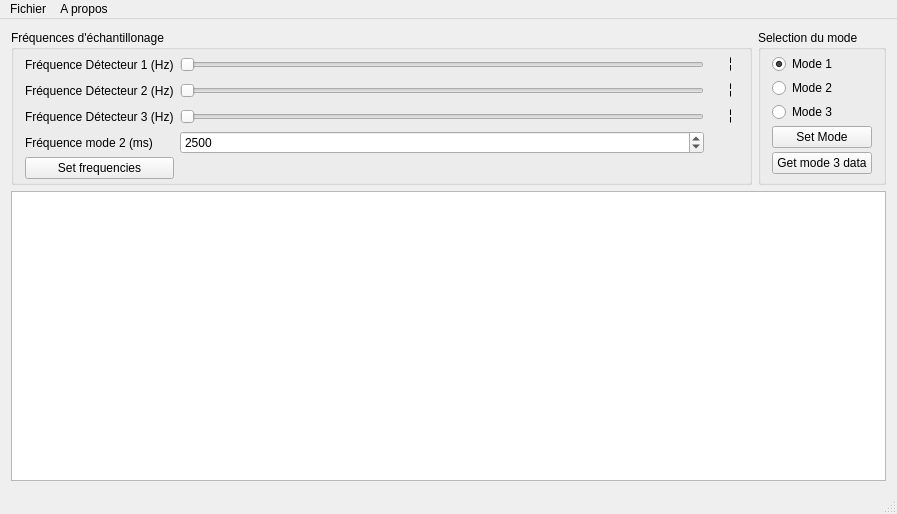
The window that MainWindow.ui (AzariasB/StarWeather-Desktop) describes before a commit, drawn with Qt 5.
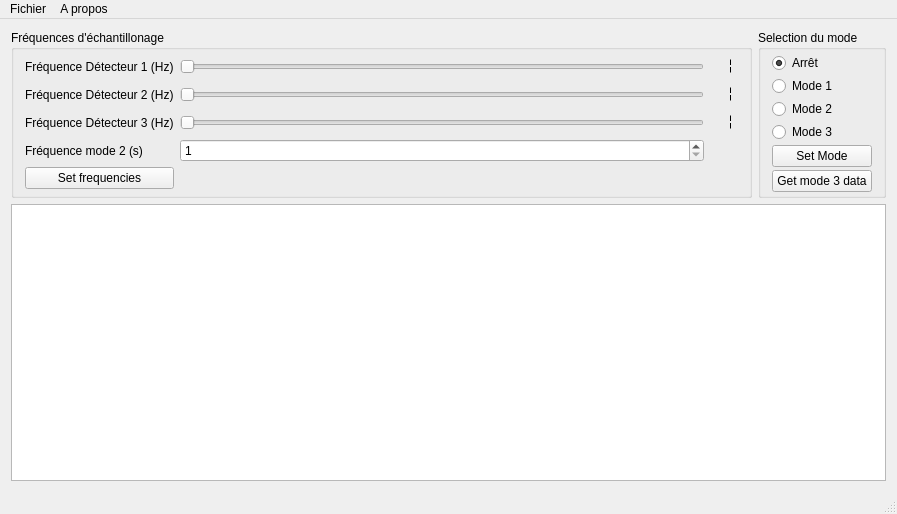
The same window after the commit. Custom widgets are drawn as their Qt base class.

The edit to the form file:
```diff
--- a/MainWindow.ui
+++ b/MainWindow.ui
@@ -50,7 +50,7 @@
            <item row="3" column="0">
             <widget class="QLabel" name="label_4">
              <property name="text">
-              <string>Fréquence mode 2 (ms)</string>
+              <string>Fréquence mode 2 (s)</string>
              </property>
             </widget>
            </item>
@@ -219,16 +219,16 @@
               <string/>
              </property>
              <property name="minimum">
-              <number>1000</number>
+              <number>1</number>
              </property>
              <property name="maximum">
-              <number>5000</number>
+              <number>5</number>
              </property>
              <property name="singleStep">
               <number>100</number>
              </property>
              <property name="value">
-              <number>2500</number>
+              <number>1</number>
              </property>
             </widget>
            </item>
@@ -256,14 +256,33 @@
            <property name="bottomMargin">
             <number>3</number>
            </property>
+           <item>
+            <widget class="QRadioButton" name="mode0Button">
+             <property name="text">
+              <string>Arrêt</string>
+             </property>
+             <property name="checked">
+              <bool>true</bool>
+             </property>
+             <attribute name="buttonGroup">
+              <string notr="true">modeGroup</string>
+             </attribute>
+            </widget>
+           </item>
            <item>
             <widget class="QRadioButton" name="mode1Button">
              <property name="text">
               <string>Mode 1</string>
              </property>
-             <property name="checked">
+             <property name="checkable">
               <bool>true</bool>
              </property>
+             <property name="checked">
+              <bool>false</bool>
+             </property>
+             <property name="autoRepeat">
+              <bool>false</bool>
+             </property>
              <attribute name="buttonGroup">
               <string notr="true">modeGroup</string>
              </attribute>
```
Left out of the diff: 8 changed lines with no effect on the pictures.
